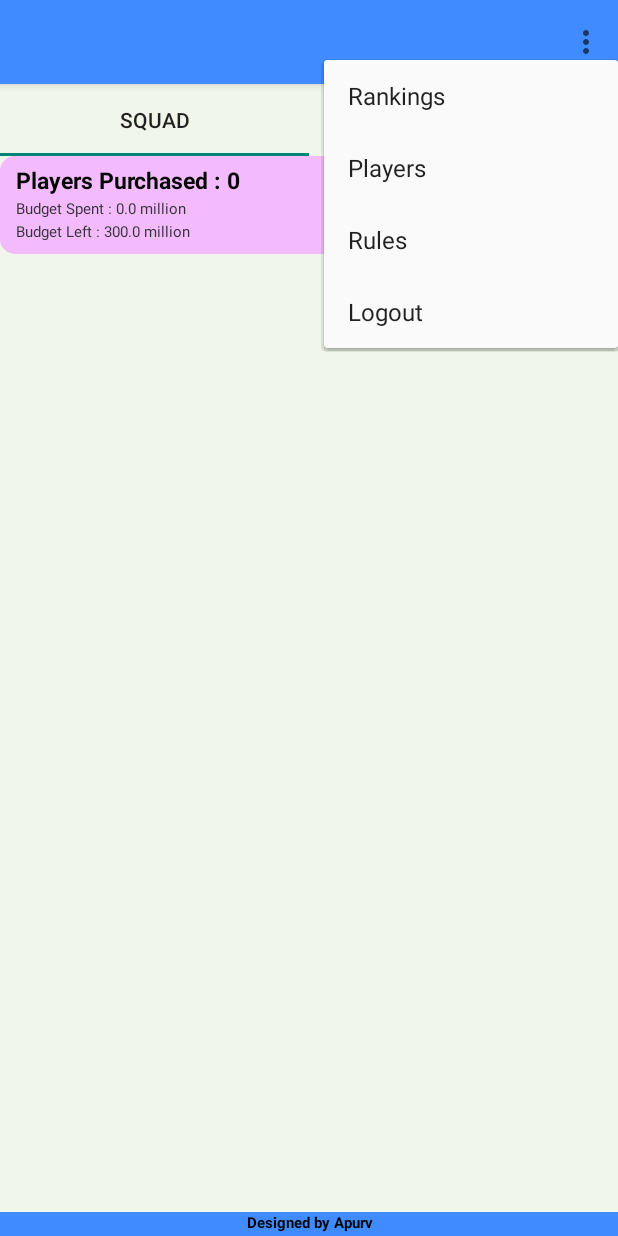
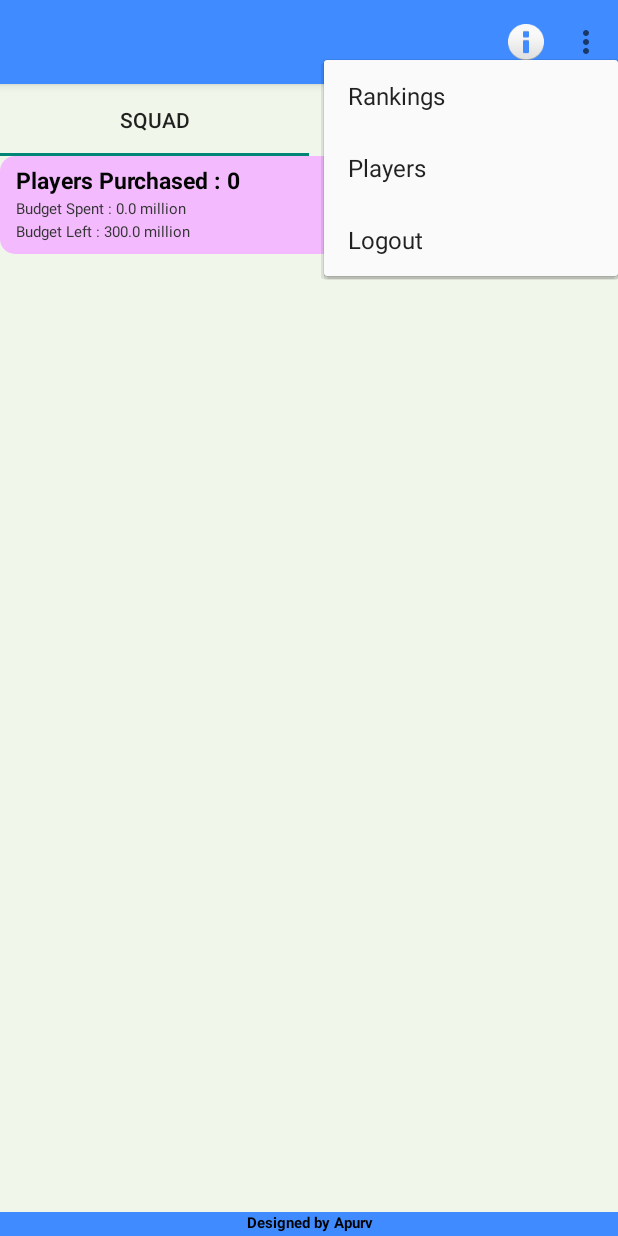
Before and after one commit to apurvsahay/GFF_ECFL, an Android app: the screen it shows after launch once a user with an empty profile is signed in (HomeActivity), after a tap on an icon or button, on a phone screen of 412 x 824 dp. Run offline under Robolectric (Android 15) with nearby library versions, the phone set to English and light mode, and no system bars; our stand-ins replace Firebase (no records; nobody signed in at launch, a user with empty details on screens opened directly).

Commit message:
UI Changes

```diff
--- a/app/src/main/java/com/example/gffecfl/AddPlayerActivity.java
+++ b/app/src/main/java/com/example/gffecfl/AddPlayerActivity.java
@@ -59,8 +59,8 @@ public class AddPlayerActivity extends AppCompatActivity {
         countryReference.addValueEventListener(new ValueEventListener() {
             @Override
             public void onDataChange(@NonNull @NotNull DataSnapshot snapshot) {
+                countryList.clear();
                 for (DataSnapshot dataSnapshot : snapshot.getChildren()){
-                    countryList.clear();
                     countryList.add(dataSnapshot.getValue(String.class));
                 }
             }
--- a/app/src/main/java/com/example/gffecfl/HomeActivity.java
+++ b/app/src/main/java/com/example/gffecfl/HomeActivity.java
@@ -11,6 +11,7 @@ import android.content.Intent;
 import android.os.Bundle;
 import android.view.MenuItem;
 import android.view.View;
+import android.widget.ImageView;
 import android.widget.ListView;
 import android.widget.PopupMenu;
 
@@ -42,6 +43,7 @@ public class HomeActivity extends AppCompatActivity implements PopupMenu.OnMenuI
     TabLayout tabLayout ;
     ViewPager2 viewPager2;
     FragmentHomeAdapter fragmentHomeAdapter;
+    ImageView info;
 
     @Override
     protected void onCreate(Bundle savedInstanceState) {
@@ -50,6 +52,7 @@ public class HomeActivity extends AppCompatActivity implements PopupMenu.OnMenuI
 
         tabLayout = (TabLayout) findViewById(R.id.tabLayoutHome);
         viewPager2 = (ViewPager2) findViewById(R.id.viewPagerHome);
+        info = (ImageView) findViewById(R.id.imageViewInfo);
 
         FragmentManager fragmentManager = getSupportFragmentManager();
         fragmentHomeAdapter = new FragmentHomeAdapter(fragmentManager , getLifecycle());
@@ -102,6 +105,14 @@ public class HomeActivity extends AppCompatActivity implements PopupMenu.OnMenuI
             }
         });
 
+        info.setOnClickListener(new View.OnClickListener() {
+            @Override
+            public void onClick(View v) {
+                Intent intent2 = new Intent(HomeActivity.this,Rules.class);
+                HomeActivity.this.startActivity(intent2);
+            }
+        });
+
     }
 
 
@@ -134,10 +145,6 @@ public class HomeActivity extends AppCompatActivity implements PopupMenu.OnMenuI
                 FirebaseAuth.getInstance().signOut();
                 HomeActivity.this.startActivity(intent1);
                 return true;
-            case R.id.optionRules:
-                Intent intent2 = new Intent(HomeActivity.this,Rules.class);
-                HomeActivity.this.startActivity(intent2);
-                return true;
         }
         return false;
     }
--- a/app/src/main/java/com/example/gffecfl/IndividualPlayerDetailActivity.java
+++ b/app/src/main/java/com/example/gffecfl/IndividualPlayerDetailActivity.java
@@ -76,6 +76,7 @@ public class IndividualPlayerDetailActivity extends AppCompatActivity {
         teamsReference.addValueEventListener(new ValueEventListener() {
             @Override
             public void onDataChange(@NonNull @NotNull DataSnapshot snapshot) {
+                teamsList.clear();
                 for (DataSnapshot dataSnapshot : snapshot.getChildren()){
                     teamsList.add(dataSnapshot.child("Name").getValue(String.class));
                 }
--- a/app/src/main/java/com/example/gffecfl/Rules.java
+++ b/app/src/main/java/com/example/gffecfl/Rules.java
@@ -36,7 +36,7 @@ public class Rules extends AppCompatActivity {
                 "ii.\t‘OUT’\n" +
                 "iii.\t‘Need 30 seconds’\n\n" +
                 "For the ‘price you want to bid against a player’ point, you can raise a player’s bidding price by 0.5m only, till the price reaches 10m, after that you will be able to increase the player’s price by 1m only.\n" +
-                "Please refrain from sending any extra messages other than these, or moderator will give a warning. Disqualification rule always remains the same – after 3 warnings.\n" +
+                "Please refrain from sending any extra messages other than these, or moderator will give a warning. Disqualification rule always remains the same – after 3 warnings.\n\n" +
                 "6.\tYou have to select a total of 15 players in your team, no more, no less, throughout the whole Euro Cup auctions at every phase. You will have a budget of 300m. Select your players sensibly, because if you don’t have enough budget to complete your squad you will be disqualified. Moderator will let you know your budget after every auction day or/and after every round by position, whichever comes first. Moderator will also give you a notice if you are close to ‘disqualification due to insufficient funds’ after these rounds.\n\n" +
                 "7.\tDuring the auction, if two or more teams send the same message of the price they want to bid against a player at the same time, only the message the moderator received first will be taken into account. He will let everyone know with whom the player is during this kind of confusion, after displaying a message ‘STOP’. No bids will be approved after the ‘STOP’ message from moderator, until and unless he announces the team name whose bid is currently in, and he displays a message ‘START’.\n\n" +
                 "8.\tWithin the 15 members squad, every team should be divided by position in the following manner:\n\n" +
--- a/app/src/main/res/layout/activity_home.xml
+++ b/app/src/main/res/layout/activity_home.xml
@@ -48,6 +48,17 @@
                 app:srcCompat="@drawable/ic_baseline_more_vert_24"
                 android:onClick="showPopup"/>
 
+            <!-- Right most ImageView -->
+            <ImageView
+                android:id="@+id/imageViewInfo"
+                android:layout_width="wrap_content"
+                android:layout_height="24dp"
+                app:layout_constraintBottom_toBottomOf="parent"
+                android:layout_marginRight="12dp"
+                app:layout_constraintRight_toLeftOf="@+id/imageView"
+                app:layout_constraintTop_toTopOf="parent"
+                app:srcCompat="@android:drawable/ic_dialog_info" />
+
 
         </androidx.constraintlayout.widget.ConstraintLayout>
 
--- a/app/src/main/res/menu/options_main.xml
+++ b/app/src/main/res/menu/options_main.xml
@@ -4,8 +4,6 @@
         android:title="Rankings"/>
     <item android:id="@+id/option1"
         android:title="Players" />
-    <item android:id="@+id/optionRules"
-        android:title="Rules" />
     <item android:id="@+id/option2"
         android:title="Logout" />
 </menu>
```
